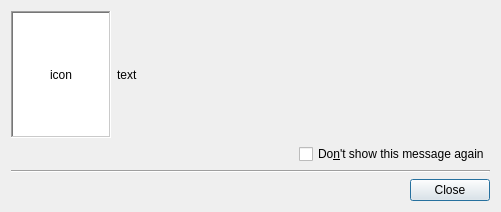
The window that src/reminderdialog.ui (wilbert2000/wzplayer) describes before a commit, drawn with Qt 5.
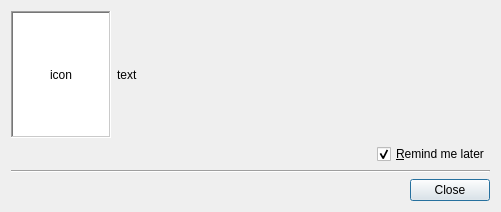
The same window after the commit.

Commit message: Change text in checkbox

```diff
--- a/src/reminderdialog.ui
+++ b/src/reminderdialog.ui
@@ -129,7 +129,10 @@
    <item alignment="Qt::AlignRight">
     <widget class="QCheckBox" name="dont_show_check">
      <property name="text">
-      <string>Do&amp;n't show this message again</string>
+      <string>&amp;Remind me later</string>
+     </property>
+     <property name="checked">
+      <bool>true</bool>
      </property>
     </widget>
    </item>
```
Left out of the diff: 4 changed lines with no effect on the pictures. The commit also changes 4 other files.
